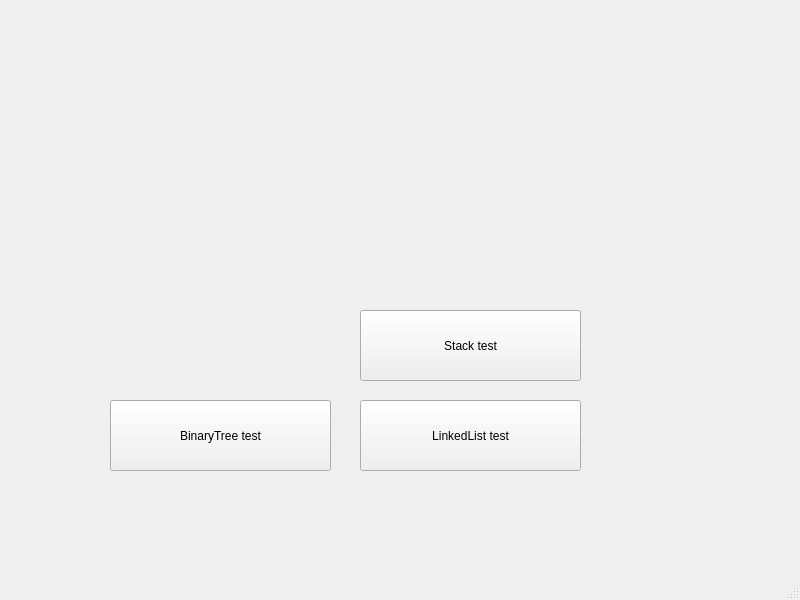
First picture: the form in mainwindow.ui, repository Yakovlev0309/Algorithms_And_Data_Structures_GUI, before the edit.
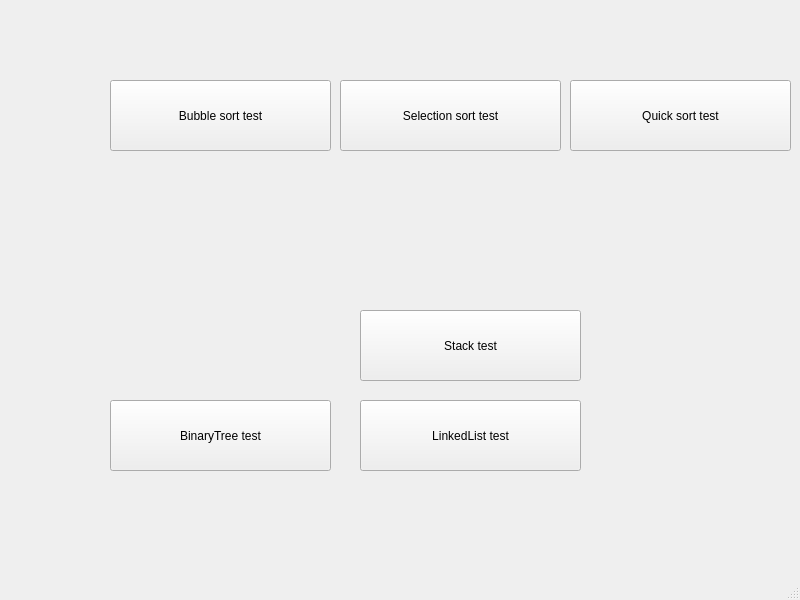
Second picture: the form after the edit.

Patch:
```diff
--- a/mainwindow.ui
+++ b/mainwindow.ui
@@ -53,6 +53,45 @@
      <string>Stack test</string>
     </property>
    </widget>
+   <widget class="QPushButton" name="bubble_sort_test_button">
+    <property name="geometry">
+     <rect>
+      <x>110</x>
+      <y>80</y>
+      <width>221</width>
+      <height>71</height>
+     </rect>
+    </property>
+    <property name="text">
+     <string>Bubble sort test</string>
+    </property>
+   </widget>
+   <widget class="QPushButton" name="selection_sort_test_button">
+    <property name="geometry">
+     <rect>
+      <x>340</x>
+      <y>80</y>
+      <width>221</width>
+      <height>71</height>
+     </rect>
+    </property>
+    <property name="text">
+     <string>Selection sort test</string>
+    </property>
+   </widget>
+   <widget class="QPushButton" name="quick_sort_test_button">
+    <property name="geometry">
+     <rect>
+      <x>570</x>
+      <y>80</y>
+      <width>221</width>
+      <height>71</height>
+     </rect>
+    </property>
+    <property name="text">
+     <string>Quick sort test</string>
+    </property>
+   </widget>
   </widget>
   <widget class="QMenuBar" name="menubar">
    <property name="geometry">
```
